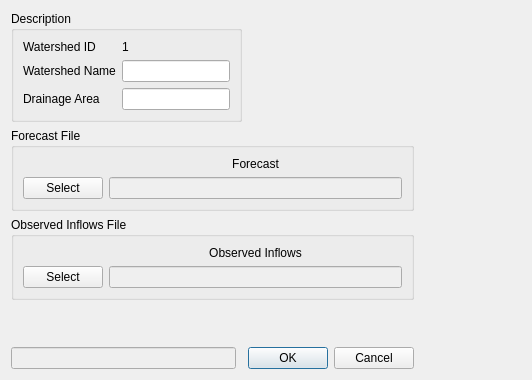
lcford2/graps_gui, file gui/ui/watershed_dialog.ui: the form before one commit.
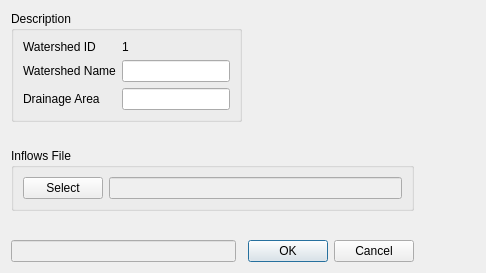
The form after the commit.

What changed in the file:
```diff
--- a/gui/ui/watershed_dialog.ui
+++ b/gui/ui/watershed_dialog.ui
@@ -6,8 +6,8 @@
    <rect>
     <x>0</x>
     <y>0</y>
-    <width>532</width>
-    <height>380</height>
+    <width>486</width>
+    <height>273</height>
    </rect>
   </property>
   <property name="windowTitle">
@@ -45,23 +45,10 @@
       </font>
      </property>
      <property name="title">
-      <string>Observed Inflows File</string>
+      <string>Inflows File</string>
      </property>
      <layout class="QGridLayout" name="gridLayout_4">
-      <item row="0" column="1">
-       <widget class="QLabel" name="inflows_label">
-        <property name="text">
-         <string>&lt;html&gt;&lt;head/&gt;&lt;body&gt;&lt;p&gt;Observed Inflows&lt;/p&gt;&lt;/body&gt;&lt;/html&gt;</string>
-        </property>
-        <property name="alignment">
-         <set>Qt::AlignBottom|Qt::AlignHCenter</set>
-        </property>
-        <property name="buddy">
-         <cstring>inflows_file_input</cstring>
-        </property>
-       </widget>
-      </item>
-      <item row="1" column="0">
+      <item row="0" column="0">
        <widget class="QPushButton" name="select_inflow_file">
         <property name="font">
          <font>
@@ -74,7 +61,7 @@
         </property>
        </widget>
       </item>
-      <item row="1" column="1">
+      <item row="0" column="1">
        <widget class="QLineEdit" name="inflows_file_input">
         <property name="enabled">
          <bool>false</bool>
@@ -84,60 +71,6 @@
      </layout>
     </widget>
    </item>
-   <item row="1" column="0" colspan="3">
-    <widget class="QGroupBox" name="forecast_file_box">
-     <property name="sizePolicy">
-      <sizepolicy hsizetype="Expanding" vsizetype="Fixed">
-       <horstretch>0</horstretch>
-       <verstretch>0</verstretch>
-      </sizepolicy>
-     </property>
-     <property name="font">
-      <font>
-       <weight>50</weight>
-       <bold>false</bold>
-      </font>
-     </property>
-     <property name="title">
-      <string>Forecast File</string>
-     </property>
-     <layout class="QGridLayout" name="gridLayout_3">
-      <item row="3" column="1">
-       <widget class="QLabel" name="forecast_labe">
-        <property name="text">
-         <string>&lt;html&gt;&lt;head/&gt;&lt;body&gt;&lt;p&gt;Forecast&lt;/p&gt;&lt;/body&gt;&lt;/html&gt;</string>
-        </property>
-        <property name="alignment">
-         <set>Qt::AlignBottom|Qt::AlignHCenter</set>
-        </property>
-        <property name="buddy">
-         <cstring>forecast_file_input</cstring>
-        </property>
-       </widget>
-      </item>
-      <item row="4" column="1">
-       <widget class="QLineEdit" name="forecast_file_input">
-        <property name="enabled">
-         <bool>false</bool>
-        </property>
-       </widget>
-      </item>
-      <item row="4" column="0">
-       <widget class="QPushButton" name="select_forecast_file">
-        <property name="font">
-         <font>
-          <weight>50</weight>
-          <bold>false</bold>
-         </font>
-        </property>
-        <property name="text">
-         <string>Select</string>
-        </property>
-       </widget>
-      </item>
-     </layout>
-    </widget>
-   </item>
    <item row="0" column="2">
     <spacer name="horizontalSpacer">
      <property name="orientation">
```
Left out of the diff: 2 changed lines with no effect on the pictures.
